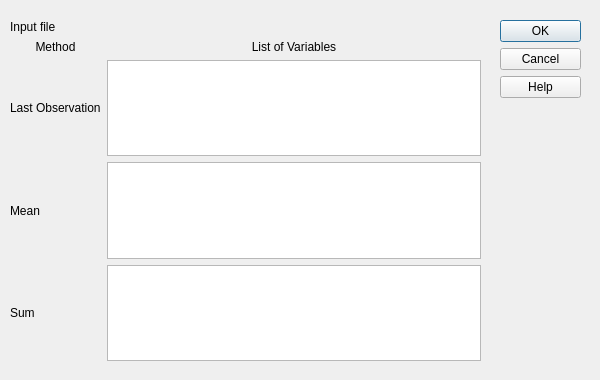
plan-be/iode, file gui/menu/workspace/workspace_high_to_low.ui: the form before one commit.
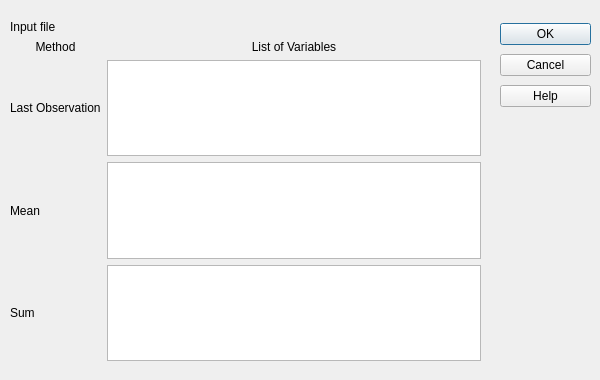
The form after the commit. Icons and pictures are not drawn. Custom widgets are drawn as their Qt base class.

Commit message: GUI: (Workspace Menu) added missing keyboard shortcuts

```diff
--- a/gui/menu/workspace/workspace_high_to_low.ui
+++ b/gui/menu/workspace/workspace_high_to_low.ui
@@ -32,22 +32,6 @@
   <property name="modal">
    <bool>false</bool>
   </property>
-  <widget class="QDialogButtonBox" name="buttonBox">
-   <property name="geometry">
-    <rect>
-     <x>500</x>
-     <y>20</y>
-     <width>81</width>
-     <height>91</height>
-    </rect>
-   </property>
-   <property name="orientation">
-    <enum>Qt::Vertical</enum>
-   </property>
-   <property name="standardButtons">
-    <set>QDialogButtonBox::Cancel|QDialogButtonBox::Help|QDialogButtonBox::Ok</set>
-   </property>
-  </widget>
   <widget class="QWidget" name="layoutWidget">
    <property name="geometry">
     <rect>
@@ -120,6 +104,48 @@
     </item>
    </layout>
   </widget>
+  <widget class="QWidget" name="verticalLayoutWidget">
+   <property name="geometry">
+    <rect>
+     <x>500</x>
+     <y>20</y>
+     <width>91</width>
+     <height>91</height>
+    </rect>
+   </property>
+   <layout class="QVBoxLayout" name="verticalLayout">
+    <item>
+     <widget class="QPushButton" name="pushButton_htol">
+      <property name="text">
+       <string>OK</string>
+      </property>
+      <property name="shortcut">
+       <string>F10</string>
+      </property>
+     </widget>
+    </item>
+    <item>
+     <widget class="QPushButton" name="pushButton_cancel">
+      <property name="text">
+       <string>Cancel</string>
+      </property>
+      <property name="shortcut">
+       <string>Esc</string>
+      </property>
+     </widget>
+    </item>
+    <item>
+     <widget class="QPushButton" name="pushButton_help">
+      <property name="text">
+       <string>Help</string>
+      </property>
+      <property name="shortcut">
+       <string>F1</string>
+      </property>
+     </widget>
+    </item>
+   </layout>
+  </widget>
  </widget>
  <customwidgets>
   <customwidget>
```
Left out of the diff: 52 changed lines with no effect on the pictures. The commit also changes 1 other file.
